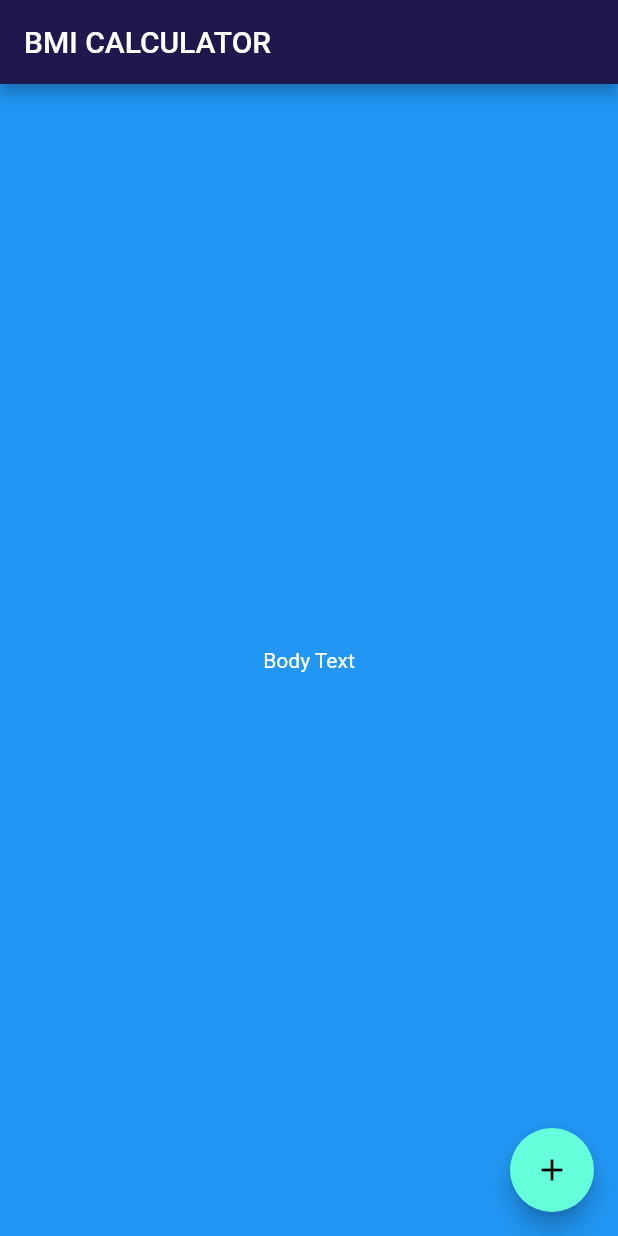
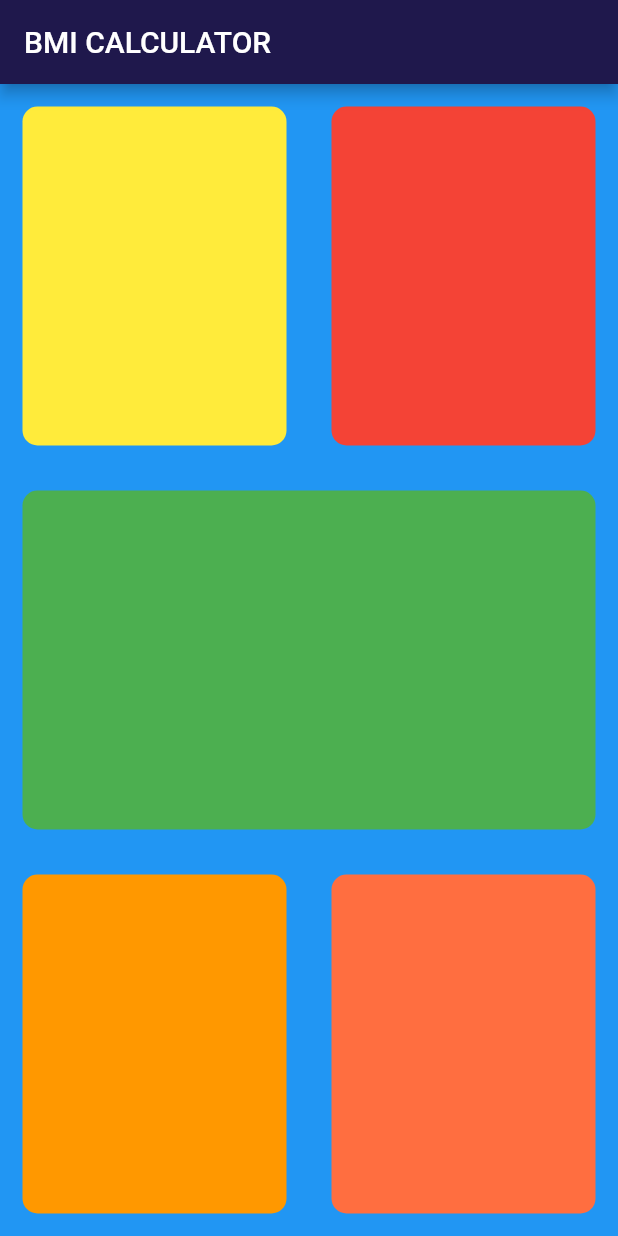
Before and after one commit to MariamTayyab/bmi_calculator, a Flutter app: the screen it shows after launch, on a phone screen of 412 x 824 dp. Run offline on Flutter 3.47's test engine with Material 2 defaults, Android fonts, the phone set to English and light mode, and no system bars.

Commit message:
lec 57(refactor code required auto coloring)

```diff
--- a/lib/input_page.dart
+++ b/lib/input_page.dart
@@ -18,7 +18,8 @@ class _InputPageState extends State<InputPage> {
           Expanded(child:Row(
             children: [
               Expanded(child: RefactorContainerCode(
-                Colors: Colors.blue,
+                Colors: Colors.yellow,
+
               ),
                 ),
               Expanded(child:  RefactorContainerCode(
@@ -33,10 +34,10 @@ class _InputPageState extends State<InputPage> {
           Expanded(child:Row(
           children: [
           Expanded(child:  RefactorContainerCode(
-            Colors: Colors.blue,
+            Colors: Colors.orange,
           ),),
           Expanded(child:  RefactorContainerCode(
-            Colors: Colors.blue,
+            Colors: Colors.deepOrangeAccent,
           ),
           )
         ],
@@ -49,12 +50,14 @@ class _InputPageState extends State<InputPage> {
 }
 
 class RefactorContainerCode extends StatelessWidget {
-Color Colors;
-RefactorContainerCode({@required this.Colors});
+final Color Colors;
+final Widget CardWidget;
+RefactorContainerCode({@required this.Colors , this.CardWidget});
   @override
   Widget build(BuildContext context) {
     return Container(
           margin: EdgeInsets.all(15.0),
+      child: CardWidget,
       decoration: BoxDecoration(
         color: Colors,
         borderRadius: BorderRadius.circular(10.0)
--- a/lib/main.dart
+++ b/lib/main.dart
@@ -1,4 +1,5 @@
 import 'package:flutter/material.dart';
+import 'input_page.dart';
 
 void main() => runApp(BMICalculator());
 
@@ -6,33 +7,11 @@ class BMICalculator extends StatelessWidget {
   @override
   Widget build(BuildContext context) {
     return MaterialApp(
-        theme: ThemeData.dark().copyWith(
-      primaryColor: Color(0xFF1F184C),
-      scaffoldBackgroundColor: Colors.blue,
-        ),
+      theme: ThemeData.dark().copyWith(
+        primaryColor: Color(0xFF1F184C),
+        scaffoldBackgroundColor: Colors.blue,
+      ),
       home: InputPage(),
     );
   }
 }
-
-class InputPage extends StatefulWidget {
-  @override
-  _InputPageState createState() => _InputPageState();
-}
-
-class _InputPageState extends State<InputPage> {
-  @override
-  Widget build(BuildContext context) {
-    return Scaffold(
-      appBar: AppBar(
-        title: Text('BMI CALCULATOR'),
-      ),
-      body: Center(
-        child: Text('Body Text'),
-      ),
-      floatingActionButton: FloatingActionButton(
-        child: Icon(Icons.add),
-      ),
-    );
-  }
-}
```
Also changed, not shown: pubspec.yaml (+60 -3 lines), pubspec.lock.
